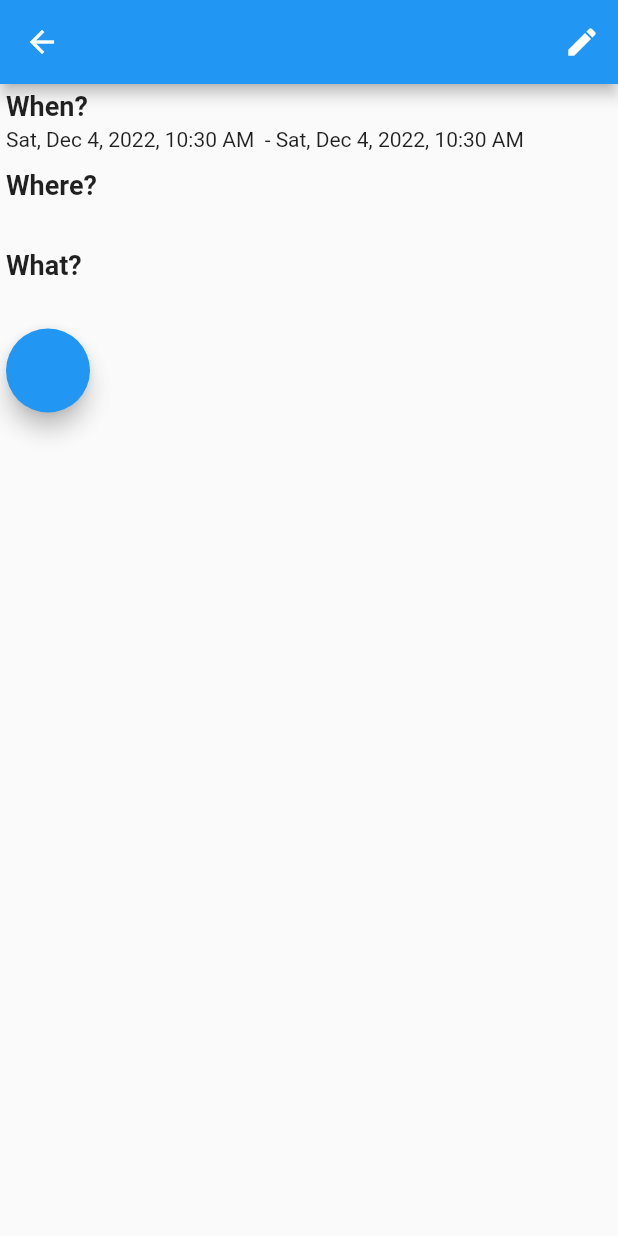
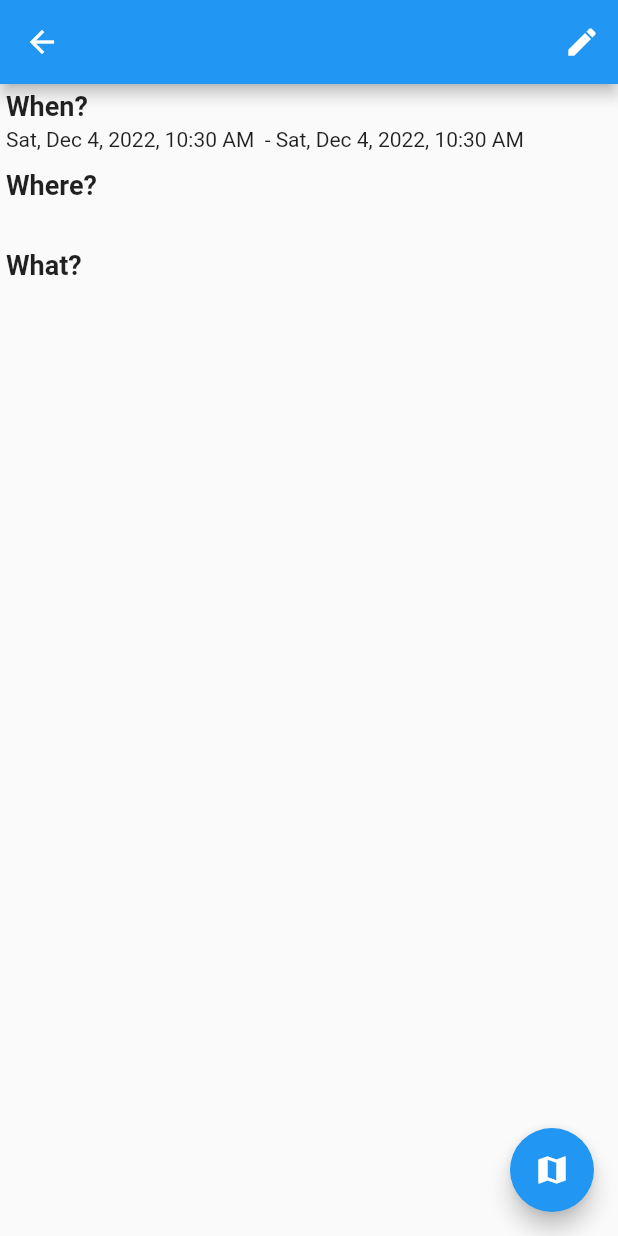
Before and after one commit to CSCI4100U/course-project-threes-crowd, a Flutter app: the EventView screen opened directly with empty values, on a phone screen of 412 x 824 dp. Run offline on Flutter 3.47's test engine with Material 2 defaults, Android fonts, the phone set to English and light mode, and no system bars; our stand-ins replace charts_flutter, cloud_firestore, firebase_core, flutter_local_notifications, flutter_map, geocoding and 4 more; accounts and stored records are empty; generated files the repository leaves out were written again.

Commit message:
Moved map button position

```diff
--- a/events_service/lib/EventView.dart
+++ b/events_service/lib/EventView.dart
@@ -127,27 +127,21 @@ class _EventViewState extends State<EventView> {
                   padding: const EdgeInsets.only(top: 4, bottom: 12),
                   child: Text(description ?? ""),
                 ),
-
-                  FloatingActionButton(
-                    onPressed: (){
-                      Navigator.of(context).push(MaterialPageRoute(
-                          builder: (context) => EventMap(
-                            loc: latnlng,
-                          ))
-                      );
-                      setState(() {
-
-                      });
-                    },
-                  ),
-
               ],
             ),
           );
         }),
       ),
-
-
+      floatingActionButton: FloatingActionButton(
+        onPressed: () {
+          Navigator.of(context).push(MaterialPageRoute(
+              builder: (context) => EventMap(
+                    loc: latnlng,
+                  )));
+          setState(() {});
+        },
+        child: const Icon(Icons.map),
+      ),
     );
   }
 }
```
Lines whose indentation alone changed are shown as unchanged.
